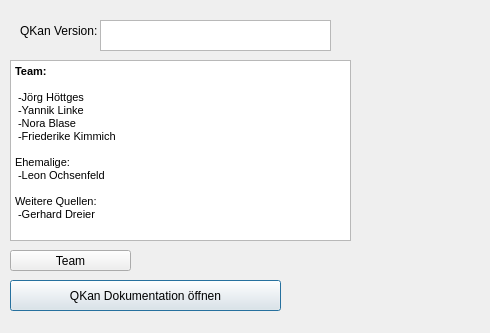
hoettges/QKan, file qkan/tools/res/application_help.ui: the form before one commit.
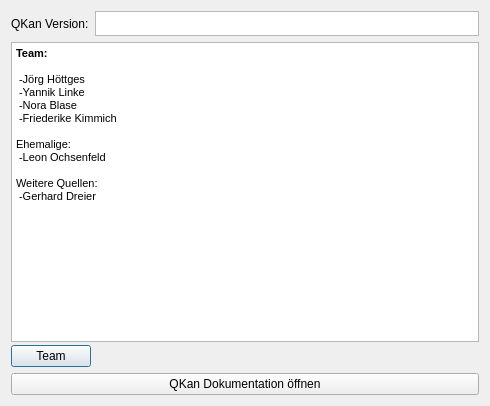
The form after the commit.

```diff
--- a/qkan/tools/res/application_help.ui
+++ b/qkan/tools/res/application_help.ui
@@ -7,7 +7,7 @@
     <x>0</x>
     <y>0</y>
     <width>490</width>
-    <height>333</height>
+    <height>406</height>
    </rect>
   </property>
   <property name="minimumSize">
@@ -24,53 +24,50 @@
   <property name="windowTitle">
    <string>Hilfe</string>
   </property>
-  <widget class="QPushButton" name="pushButton">
-   <property name="geometry">
-    <rect>
-     <x>10</x>
-     <y>280</y>
-     <width>271</width>
-     <height>31</height>
-    </rect>
-   </property>
-   <property name="text">
-    <string>QKan Dokumentation öffnen</string>
-   </property>
-  </widget>
+  <layout class="QVBoxLayout" name="verticalLayout_3">
+   <item>
+    <layout class="QHBoxLayout" name="horizontalLayout">
+     <property name="spacing">
+      <number>6</number>
+     </property>
+     <item>
   <widget class="QLabel" name="label">
-   <property name="geometry">
-    <rect>
-     <x>20</x>
-     <y>20</y>
-     <width>131</width>
-     <height>21</height>
-    </rect>
+       <property name="maximumSize">
+        <size>
+         <width>16777215</width>
+         <height>25</height>
+        </size>
    </property>
    <property name="text">
     <string>QKan Version:</string>
    </property>
   </widget>
-  <widget class="QPushButton" name="pushButton_2">
-   <property name="geometry">
-    <rect>
-     <x>10</x>
-     <y>250</y>
-     <width>121</width>
-     <height>21</height>
-    </rect>
-   </property>
-   <property name="text">
-    <string>Team</string>
-   </property>
-  </widget>
+     </item>
+     <item>
+      <widget class="QTextBrowser" name="textBrowser_2">
+       <property name="maximumSize">
+        <size>
+         <width>16777215</width>
+         <height>25</height>
+        </size>
+       </property>
+      </widget>
+     </item>
+    </layout>
+   </item>
+   <item>
   <widget class="QTextBrowser" name="textBrowser">
-   <property name="geometry">
-    <rect>
-     <x>10</x>
-     <y>60</y>
-     <width>341</width>
-     <height>181</height>
-    </rect>
+     <property name="sizePolicy">
+      <sizepolicy hsizetype="Expanding" vsizetype="Maximum">
+       <horstretch>0</horstretch>
+       <verstretch>0</verstretch>
+      </sizepolicy>
+     </property>
+     <property name="minimumSize">
+      <size>
+       <width>0</width>
+       <height>300</height>
+      </size>
    </property>
    <property name="html">
     <string>&lt;!DOCTYPE HTML PUBLIC &quot;-//W3C//DTD HTML 4.0//EN&quot; &quot;http://www.w3.org/TR/REC-html40/strict.dtd&quot;&gt;
@@ -92,16 +89,39 @@
 &lt;p style=&quot;-qt-paragraph-type:empty; margin-top:0px; margin-bottom:0px; margin-left:0px; margin-right:0px; -qt-block-indent:0; text-indent:0px;&quot;&gt;&lt;br /&gt;&lt;/p&gt;&lt;/body&gt;&lt;/html&gt;</string>
    </property>
   </widget>
-  <widget class="QTextBrowser" name="textBrowser_2">
-   <property name="geometry">
-    <rect>
-     <x>100</x>
-     <y>20</y>
-     <width>231</width>
-     <height>31</height>
-    </rect>
-   </property>
-  </widget>
+   </item>
+   <item>
+    <layout class="QHBoxLayout" name="horizontalLayout_2">
+     <item>
+      <widget class="QPushButton" name="pushButton_2">
+       <property name="text">
+        <string>Team</string>
+       </property>
+      </widget>
+     </item>
+     <item>
+      <spacer name="horizontalSpacer">
+       <property name="orientation">
+        <enum>Qt::Horizontal</enum>
+       </property>
+       <property name="sizeHint" stdset="0">
+        <size>
+         <width>40</width>
+         <height>20</height>
+        </size>
+       </property>
+      </spacer>
+     </item>
+    </layout>
+   </item>
+   <item>
+    <widget class="QPushButton" name="pushButton">
+     <property name="text">
+      <string>QKan Dokumentation öffnen</string>
+     </property>
+    </widget>
+   </item>
+  </layout>
  </widget>
  <resources/>
  <connections/>
```
Lines whose indentation alone changed are shown as unchanged.
